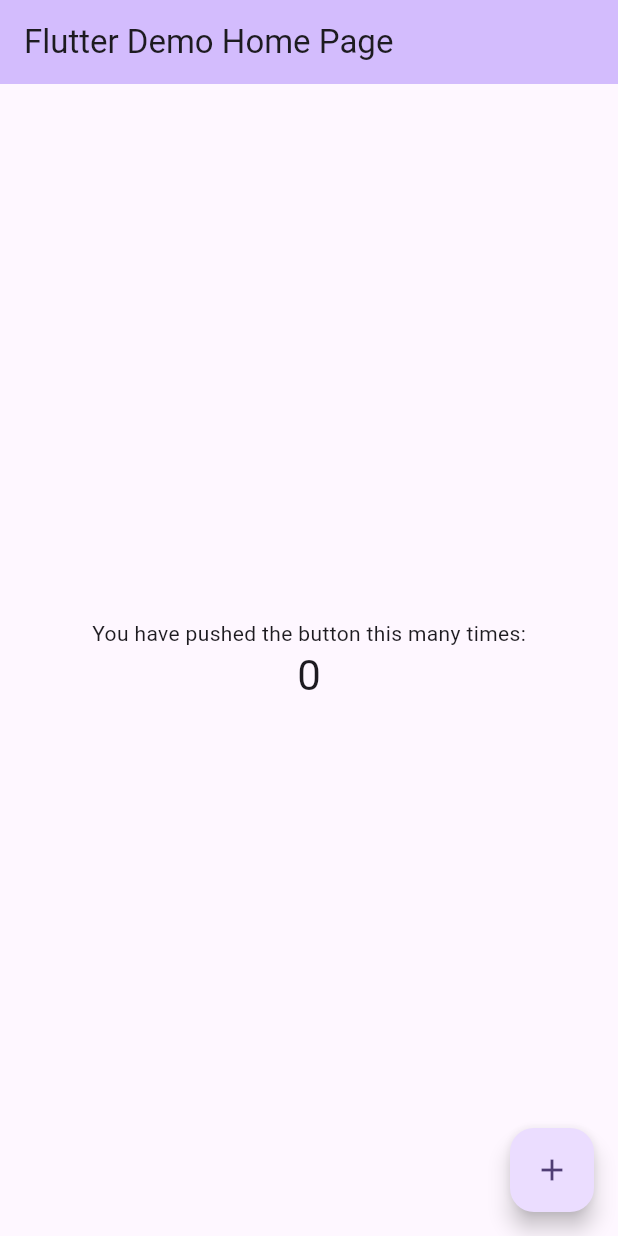
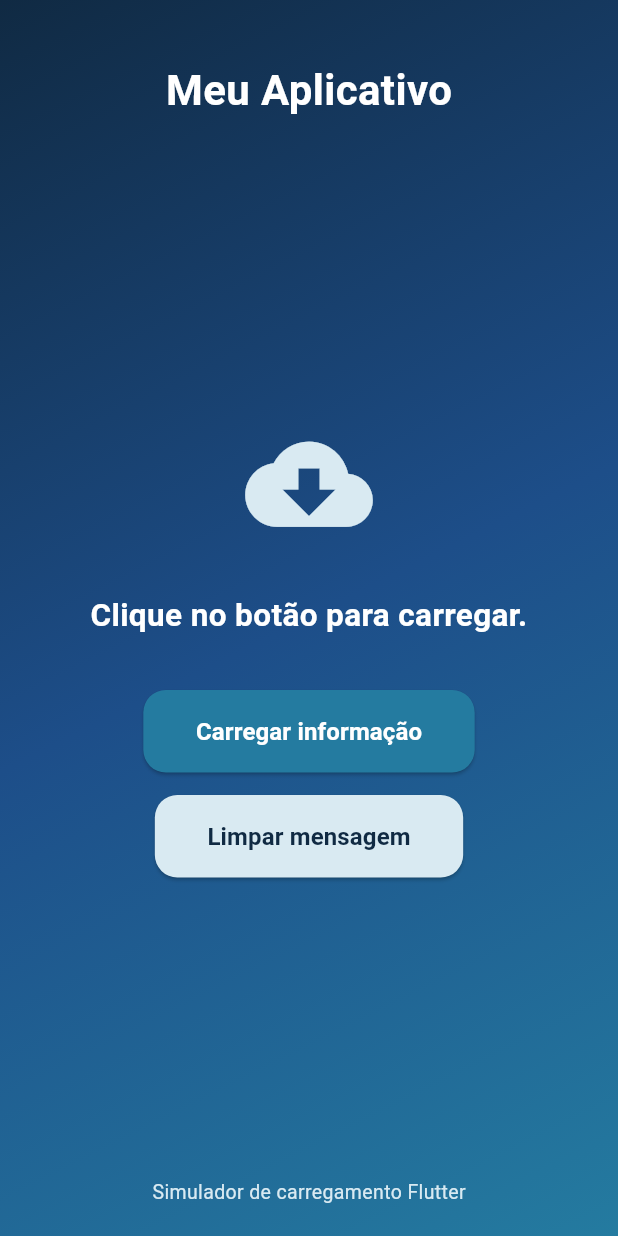
Before and after one commit to joaovitorper/Projetos-novos-Escola, a Flutter app: the screen it shows after launch, on a phone screen of 412 x 824 dp. Run offline on Flutter 3.47's test engine with Material 3 defaults, Android fonts, the phone set to English and light mode, and no system bars; our stand-ins replace image_picker.

Commit message:
atividade feita ontem na aula

```diff
--- a/simulador_de_carregamento/lib/main.dart
+++ b/simulador_de_carregamento/lib/main.dart
@@ -1,121 +1,210 @@
+
 import 'package:flutter/material.dart';
 
 void main() {
-  runApp(const MyApp());
+  runApp(const MeuAplicativo());
 }
 
-class MyApp extends StatelessWidget {
-  const MyApp({super.key});
+// CLASSE PRINCIPAL
+class MeuAplicativo extends StatelessWidget {
+  const MeuAplicativo({super.key});
 
-  // This widget is the root of your application.
   @override
   Widget build(BuildContext context) {
     return MaterialApp(
-      title: 'Flutter Demo',
-      theme: ThemeData(
-        // This is the theme of your application.
-        //
-        // TRY THIS: Try running your application with "flutter run". You'll see
-        // the application has a purple toolbar. Then, without quitting the app,
-        // try changing the seedColor in the colorScheme below to Colors.green
-        // and then invoke "hot reload" (save your changes or press the "hot
-        // reload" button in a Flutter-supported IDE, or press "r" if you used
-        // the command line to start the app).
-        //
-        // Notice that the counter didn't reset back to zero; the application
-        // state is not lost during the reload. To reset the state, use hot
-        // restart instead.
-        //
-        // This works for code too, not just values: Most code changes can be
-        // tested with just a hot reload.
-        colorScheme: .fromSeed(seedColor: Colors.deepPurple),
-      ),
-      home: const MyHomePage(title: 'Flutter Demo Home Page'),
+      debugShowCheckedModeBanner: false,
+      title: 'Meu Aplicativo',
+      home: const TelaInicial(),
     );
   }
 }
 
-class MyHomePage extends StatefulWidget {
-  const MyHomePage({super.key, required this.title});
-
-  // This widget is the home page of your application. It is stateful, meaning
-  // that it has a State object (defined below) that contains fields that affect
-  // how it looks.
-
-  // This class is the configuration for the state. It holds the values (in this
-  // case the title) provided by the parent (in this case the App widget) and
-  // used by the build method of the State. Fields in a Widget subclass are
-  // always marked "final".
-
-  final String title;
+// TELA INICIAL
+class TelaInicial extends StatefulWidget {
+  const TelaInicial({super.key});
 
   @override
-  State<MyHomePage> createState() => _MyHomePageState();
+  State<TelaInicial> createState() => _TelaInicialState();
 }
 
-class _MyHomePageState extends State<MyHomePage> {
-  int _counter = 0;
+class _TelaInicialState extends State<TelaInicial> {
 
-  void _incrementCounter() {
+  // Variáveis de controle
+  String mensagem = 'Clique no botão para carregar.';
+  bool carregando = false;
+
+  // FUNÇÃO ASSÍNCRONA DE CARREGAMENTO
+  Future<void> carregarInformacao() async {
+
+    // Altera a mensagem para carregando
     setState(() {
-      // This call to setState tells the Flutter framework that something has
-      // changed in this State, which causes it to rerun the build method below
-      // so that the display can reflect the updated values. If we changed
-      // _counter without calling setState(), then the build method would not be
-      // called again, and so nothing would appear to happen.
-      _counter++;
+      mensagem = 'Carregando...';
+      carregando = true;
+    });
+
+    // Aguarda 3 segundos
+    await Future.delayed(
+      const Duration(seconds: 3),
+    );
+
+    // Verifica se a tela continua ativa
+    if (!mounted) return;
+
+    // Exibe a mensagem de sucesso
+    setState(() {
+      mensagem = 'Informação carregada com sucesso!';
+      carregando = false;
     });
   }
 
+  // FUNÇÃO PARA LIMPAR A MENSAGEM
+  void limparMensagem() {
+    setState(() {
+      mensagem = 'Clique no botão para carregar.';
+      carregando = false;
+    });
+  }
+
+  // CONSTRUÇÃO DA INTERFACE
   @override
   Widget build(BuildContext context) {
-    // This method is rerun every time setState is called, for instance as done
-    // by the _incrementCounter method above.
-    //
-    // The Flutter framework has been optimized to make rerunning build methods
-    // fast, so that you can just rebuild anything that needs updating rather
-    // than having to individually change instances of widgets.
     return Scaffold(
-      appBar: AppBar(
-        // TRY THIS: Try changing the color here to a specific color (to
-        // Colors.amber, perhaps?) and trigger a hot reload to see the AppBar
-        // change color while the other colors stay the same.
-        backgroundColor: Theme.of(context).colorScheme.inversePrimary,
-        // Here we take the value from the MyHomePage object that was created by
-        // the App.build method, and use it to set our appbar title.
-        title: Text(widget.title),
+      body: Container(
+        width: double.infinity,
+        height: double.infinity,
+
+        // FUNDO AZUL OCEANO
+        decoration: const BoxDecoration(
+          gradient: LinearGradient(
+            colors: [
+              Color(0xFF102A43),
+              Color(0xFF1D4E89),
+              Color(0xFF247BA0),
+            ],
+            begin: Alignment.topLeft,
+            end: Alignment.bottomRight,
           ),
-      body: Center(
-        // Center is a layout widget. It takes a single child and positions it
-        // in the middle of the parent.
+        ),
+
+        child: SafeArea(
           child: Column(
-          // Column is also a layout widget. It takes a list of children and
-          // arranges them vertically. By default, it sizes itself to fit its
-          // children horizontally, and tries to be as tall as its parent.
-          //
-          // Column has various properties to control how it sizes itself and
-          // how it positions its children. Here we use mainAxisAlignment to
-          // center the children vertically; the main axis here is the vertical
-          // axis because Columns are vertical (the cross axis would be
-          // horizontal).
-          //
-          // TRY THIS: Invoke "debug painting" (choose the "Toggle Debug Paint"
-          // action in the IDE, or press "p" in the console), to see the
-          // wireframe for each widget.
-          mainAxisAlignment: .center,
             children: [
-            const Text('You have pushed the button this many times:'),
-            Text(
-              '$_counter',
-              style: Theme.of(context).textTheme.headlineMedium,
+
+              // TÍTULO
+              const Padding(
+                padding: EdgeInsets.only(top: 40),
+                child: Text(
+                  'Meu Aplicativo',
+                  style: TextStyle(
+                    color: Colors.white,
+                    fontSize: 28,
+                    fontWeight: FontWeight.bold,
                   ),
+                ),
+              ),
+
+              const Spacer(),
+
+              // ÍCONE
+              Icon(
+                carregando
+                    ? Icons.hourglass_top
+                    : Icons.cloud_download,
+                color: const Color(0xFFD9EAF2),
+                size: 85,
+              ),
+
+              const SizedBox(height: 30),
+
+              // MENSAGEM
+              Padding(
+                padding: const EdgeInsets.symmetric(
+                  horizontal: 25,
+                ),
+                child: Text(
+                  mensagem,
+                  textAlign: TextAlign.center,
+                  style: const TextStyle(
+                    color: Colors.white,
+                    fontSize: 21,
+                    fontWeight: FontWeight.bold,
+                  ),
+                ),
+              ),
+
+              const SizedBox(height: 35),
+
+              // BOTÃO CARREGAR INFORMAÇÃO
+              ElevatedButton(
+                onPressed: carregando
+                    ? null
+                    : carregarInformacao,
+
+                style: ElevatedButton.styleFrom(
+                  backgroundColor: const Color(0xFF247BA0),
+                  foregroundColor: Colors.white,
+                  padding: const EdgeInsets.symmetric(
+                    horizontal: 35,
+                    vertical: 16,
+                  ),
+                  shape: RoundedRectangleBorder(
+                    borderRadius: BorderRadius.circular(15),
+                  ),
+                ),
+
+                child: const Text(
+                  'Carregar informação',
+                  style: TextStyle(
+                    fontSize: 16,
+                    fontWeight: FontWeight.bold,
+                  ),
+                ),
+              ),
+
+              const SizedBox(height: 15),
+
+              // BOTÃO LIMPAR MENSAGEM
+              ElevatedButton(
+                onPressed: limparMensagem,
+
+                style: ElevatedButton.styleFrom(
+                  backgroundColor: const Color(0xFFD9EAF2),
+                  foregroundColor: const Color(0xFF102A43),
+                  padding: const EdgeInsets.symmetric(
+                    horizontal: 35,
+                    vertical: 16,
+                  ),
+                  shape: RoundedRectangleBorder(
+                    borderRadius: BorderRadius.circular(15),
+                  ),
+                ),
+
+                child: const Text(
+                  'Limpar mensagem',
+                  style: TextStyle(
+                    fontSize: 16,
+                    fontWeight: FontWeight.bold,
+                  ),
+                ),
+              ),
+
+              const Spacer(),
+
+              // RODAPÉ
+              const Padding(
+                padding: EdgeInsets.only(bottom: 20),
+                child: Text(
+                  'Simulador de carregamento Flutter',
+                  style: TextStyle(
+                    color: Color(0xFFD9EAF2),
+                    fontSize: 13,
+                  ),
+                ),
+              ),
+
             ],
           ),
         ),
-      floatingActionButton: FloatingActionButton(
-        onPressed: _incrementCounter,
-        tooltip: 'Increment',
-        child: const Icon(Icons.add),
       ),
     );
   }
```
Also changed, not shown: selecionar_imagem/lib/main.dart (+83 -10 lines). Lines whose indentation alone changed are shown as unchanged.
